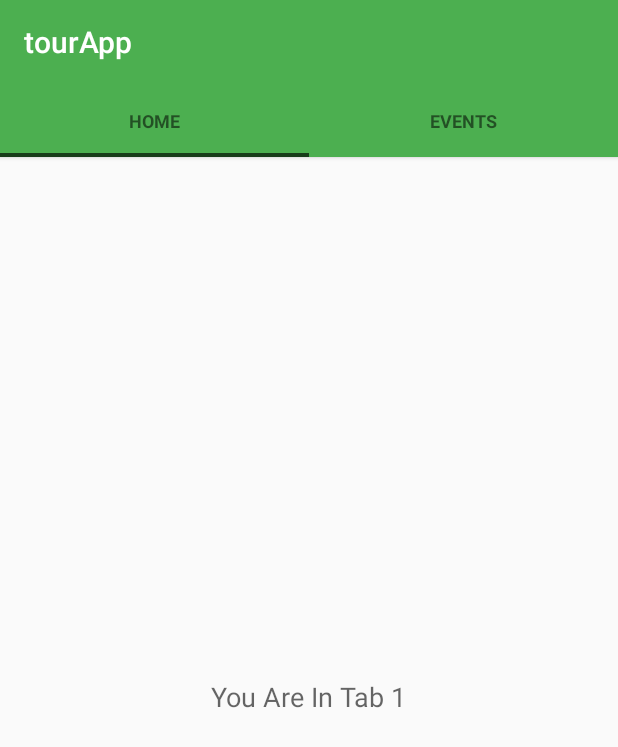
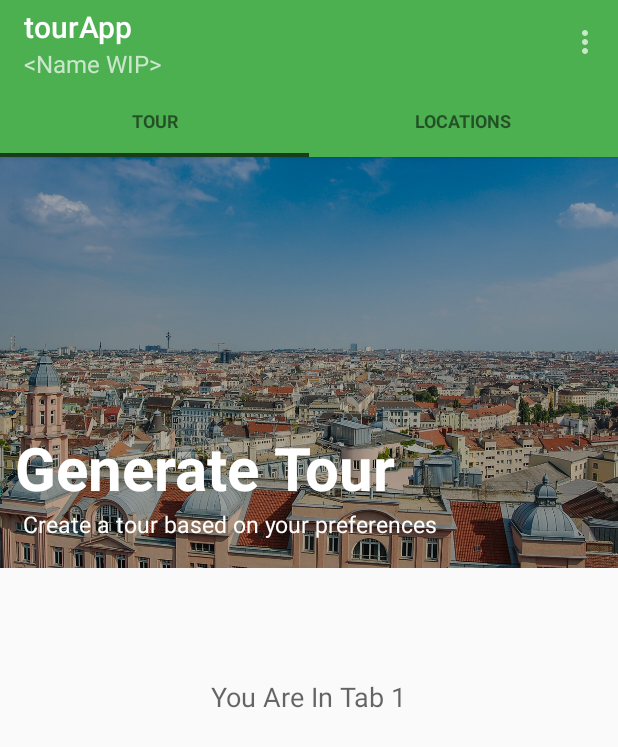
Before and after one commit to CyberneticOwl/TourApp, an Android app: the MainActivity screen opened directly, with no data from a screen before it, on a phone screen of 412 x 824 dp. Shown: the top 747 px of the screen. Run offline under Robolectric (Android 15) with nearby library versions, the phone set to English and light mode, and no system bars.

Commit message:
UI design Main Screen, 45% done

```diff
--- a/app/src/main/java/com/example/sriramhariharan/maptest/MainActivity.java
+++ b/app/src/main/java/com/example/sriramhariharan/maptest/MainActivity.java
@@ -16,7 +16,7 @@ public class MainActivity extends ActionBarActivity {
     ViewPager pager;
     ViewPagerAdapter adapter;
     SlidingTabLayout tabs;
-    CharSequence Titles[]={"Home","Events"};
+    CharSequence Titles[]={"Tour","Locations"};
     int Numboftabs =2;
 
     @Override
@@ -28,6 +28,7 @@ public class MainActivity extends ActionBarActivity {
         // Creating The Toolbar and setting it as the Toolbar for the activity
 
         toolbar = (Toolbar) findViewById(R.id.tool_bar);
+        toolbar.setSubtitle("<Name WIP>");
         setSupportActionBar(toolbar);
 
 
@@ -57,12 +58,13 @@ public class MainActivity extends ActionBarActivity {
 
     }
 
-/*
+
+
     @Override
     public boolean onCreateOptionsMenu(Menu menu) {
-        // Inflate the menu; this adds items to the action bar if it is present.
-        getMenuInflater().inflate(R.menu.menu_main, menu);
-        return true;
+        menu.add("Settings");
+
+        return super.onCreateOptionsMenu(menu);
     }
 
     @Override
@@ -73,11 +75,14 @@ public class MainActivity extends ActionBarActivity {
         int id = item.getItemId();
 
         //noinspection SimplifiableIfStatement
-        if (id == R.id.action_settings) {
+
+        if (id == 0) {
+
             return true;
         }
 
+
         return super.onOptionsItemSelected(item);
     }
-    */
+
 }
--- a/app/src/main/res/layout/tab_1.xml
+++ b/app/src/main/res/layout/tab_1.xml
@@ -2,6 +2,48 @@
 <RelativeLayout xmlns:android="http://schemas.android.com/apk/res/android"
     android:layout_width="match_parent"
     android:layout_height="match_parent">
+
+    <RelativeLayout
+        android:layout_width="match_parent"
+        android:layout_height="match_parent">
+
+        <ImageView
+            android:layout_width="match_parent"
+            android:layout_height="wrap_content"
+            android:src="@drawable/tourbackground"
+            android:adjustViewBounds="true"
+            android:scaleType="centerCrop"
+            android:tint="#4D000000"
+            />
+        <RelativeLayout
+            android:layout_width="match_parent"
+            android:layout_marginLeft="10dp"
+            android:layout_height="wrap_content">
+
+
+        <TextView
+            android:layout_width="match_parent"
+            android:layout_height="wrap_content"
+            android:text="Generate Tour"
+            android:id="@+id/generatetitle"
+            android:paddingTop="20dp"
+            android:layout_marginTop="160dp"
+            android:textColor="#fff"
+            android:textSize="40dp"
+            android:textStyle="bold"
+            />
+        <TextView
+            android:layout_width="match_parent"
+            android:layout_height="match_parent"
+            android:layout_marginLeft="5dp"
+            android:text="Create a tour based on your preferences"
+            android:layout_below="@id/generatetitle"
+            android:textColor="#fff"
+            android:textSize="15dp"
+            />
+        </RelativeLayout>
+
+    </RelativeLayout>
 
 
     <TextView
```
Also changed, not shown: app/src/main/res/drawable/tourbackground.jpg (added), app/src/main/res/mipmap-hdpi/touricon.png.
